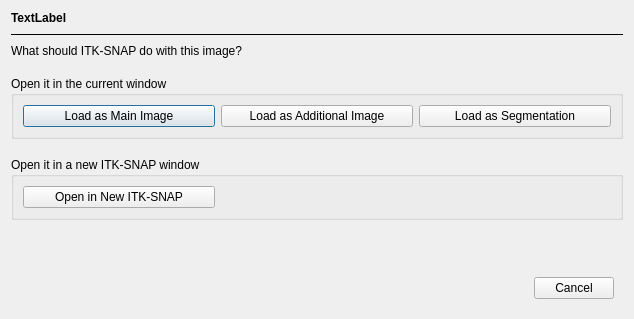
Before: the Qt Designer form GUI/Qt/Windows/DropActionDialog.ui in pyushkevich/itksnap, drawn with Qt 5.
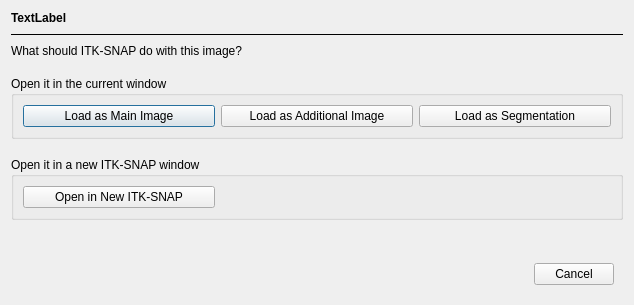
After: the same form once the commit is applied.

What changed in the file:
```diff
--- a/GUI/Qt/Windows/DropActionDialog.ui
+++ b/GUI/Qt/Windows/DropActionDialog.ui
@@ -7,7 +7,7 @@
     <x>0</x>
     <y>0</y>
     <width>622</width>
-    <height>319</height>
+    <height>305</height>
    </rect>
   </property>
   <property name="windowTitle">
```
Left out of the diff: 4 changed lines with no effect on the pictures.
